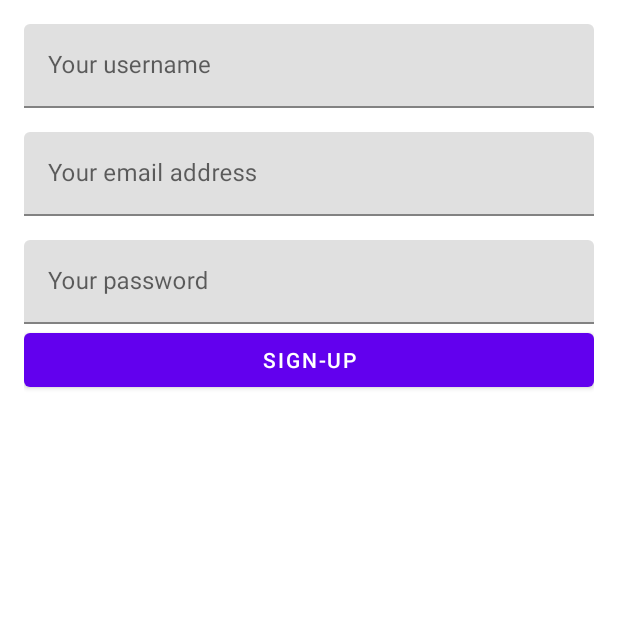
After one commit to jakobve/Cards, an Android app: the SignUpFragment screen opened through its navigation route, on a phone screen of 412 x 824 dp, the top half of it. The commit adds this screen. Run offline under Robolectric (Android 15) with nearby library versions, the phone set to English and light mode, and no system bars; our stand-ins replace Firebase (no records; nobody signed in at launch, a user with empty details on screens opened directly), Timber, data binding, navigation-ui; 1 statement that could not run was skipped.

Commit message:
ADD: Sign-up Fragment, Sign-up ViewModel, Fragment Sign-up and edit navigation

```diff
--- a/app/build.gradle
+++ b/app/build.gradle
@@ -73,4 +73,7 @@ dependencies {
     implementation platform('com.google.firebase:firebase-bom:29.0.3')
     implementation 'com.google.firebase:firebase-analytics-ktx'
     implementation 'com.google.firebase:firebase-database:20.1.0'
+
+    implementation platform('com.google.firebase:firebase-bom:31.5.0')
+    implementation 'com.google.firebase:firebase-auth-ktx'
 }
--- /dev/null
+++ b/app/src/main/java/es/uam/eps/dadm/cards/SignUpFragment.kt
@@ -0,0 +1,69 @@
+package es.uam.eps.dadm.cards
+
+import android.os.Bundle
+import android.view.LayoutInflater
+import android.view.View
+import android.view.ViewGroup
+import android.widget.Toast
+import androidx.fragment.app.Fragment
+import androidx.lifecycle.Observer
+import androidx.lifecycle.ViewModelProvider
+import androidx.navigation.findNavController
+import es.uam.eps.dadm.cards.databinding.FragmentSignUpBinding
+
+class SignUpFragment : Fragment() {
+
+    private lateinit var binding: FragmentSignUpBinding
+    private val viewModel: SignUpViewModel by lazy {
+        ViewModelProvider(this)[SignUpViewModel::class.java]
+    }
+
+    override fun onCreateView(
+        inflater: LayoutInflater,
+        container: ViewGroup?,
+        savedInstanceState: Bundle?
+    ): View {
+        // Inflate the layout for this fragment
+        binding = FragmentSignUpBinding.inflate(
+            inflater,
+            container,
+            false)
+
+        return binding.root
+    }
+
+    override fun onViewCreated(view: View, savedInstanceState: Bundle?) {
+        super.onViewCreated(view, savedInstanceState)
+
+        binding.signupButton.setOnClickListener {
+            val email = binding.emailEditText.text.toString().trim()
+            val password = binding.passwordEditText.text.toString().trim()
+            val username = binding.usernameEditText.text.toString().trim()
+
+            if (email.isNotEmpty() && password.isNotEmpty() && username.isNotEmpty()) {
+                viewModel.signUp(email, password, username)
+            } else {
+                Toast.makeText(requireContext(), "Please fill all the fields", Toast.LENGTH_SHORT).show()
+            }
+        }
+
+        viewModel.authenticationState.observe(viewLifecycleOwner, Observer { authenticationState ->
+            when (authenticationState) {
+                SignUpViewModel.AuthenticationState.AUTHENTICATED -> {
+                    view.findNavController().navigate(
+                        SignUpFragmentDirections.actionSignUpFragmentToDeckListFragment()
+                    )
+                }
+
+                SignUpViewModel.AuthenticationState.INVALID_AUTHENTICATION -> {
+                    Toast.makeText(
+                        requireContext(),
+                        "Invalid credentials",
+                        Toast.LENGTH_SHORT
+                    ).show()
+                }
+            }
+        })
+    }
+
+}
--- a/app/src/main/java/es/uam/eps/dadm/cards/TitleFragment.kt
+++ b/app/src/main/java/es/uam/eps/dadm/cards/TitleFragment.kt
@@ -32,7 +32,7 @@ class TitleFragment : Fragment() {
 
         binding.titleFragmentRelativeLayout.setOnClickListener { view ->
             view.findNavController()
-                .navigate(R.id.action_titleFragment_to_deckListFragment)
+                .navigate(R.id.action_titleFragment_to_signUpFragment)
         }
 
         return binding.root
--- /dev/null
+++ b/app/src/main/res/layout/fragment_sign_up.xml
@@ -0,0 +1,62 @@
+<LinearLayout
+    xmlns:android="http://schemas.android.com/apk/res/android"
+    android:layout_width="match_parent"
+    android:layout_height="match_parent"
+    android:orientation="vertical"
+    android:padding="16dp">
+
+    <com.google.android.material.textfield.TextInputLayout
+        android:id="@+id/username_input_layout"
+        android:layout_width="match_parent"
+        android:layout_height="wrap_content"
+        android:layout_marginBottom="16dp"
+        android:hint="@string/username">
+
+        <com.google.android.material.textfield.TextInputEditText
+            android:id="@+id/username_edit_text"
+            android:layout_width="match_parent"
+            android:layout_height="wrap_content"
+            android:inputType="text"
+            android:maxLines="1"/>
+
+    </com.google.android.material.textfield.TextInputLayout>
+
+    <com.google.android.material.textfield.TextInputLayout
+        android:id="@+id/email_input_layout"
+        android:layout_width="match_parent"
+        android:layout_height="wrap_content"
+        android:layout_marginBottom="16dp"
+        android:hint="@string/email_address">
+
+        <com.google.android.material.textfield.TextInputEditText
+            android:id="@+id/email_edit_text"
+            android:layout_width="match_parent"
+            android:layout_height="wrap_content"
+            android:inputType="textEmailAddress"
+            android:maxLines="1"/>
+
+    </com.google.android.material.textfield.TextInputLayout>
+
+    <com.google.android.material.textfield.TextInputLayout
+        android:id="@+id/password_input_layout"
+        android:layout_width="match_parent"
+        android:layout_height="wrap_content"
+        android:hint="@string/password"
+        android:passwordToggleEnabled="true">
+
+        <com.google.android.material.textfield.TextInputEditText
+            android:id="@+id/password_edit_text"
+            android:layout_width="match_parent"
+            android:layout_height="wrap_content"
+            android:inputType="textPassword"
+            android:maxLines="1"/>
+
+    </com.google.android.material.textfield.TextInputLayout>
+
+    <Button
+        android:id="@+id/signup_button"
+        android:layout_width="match_parent"
+        android:layout_height="wrap_content"
+        android:text="@string/signup"/>
+
+</LinearLayout>
--- a/app/src/main/res/navigation/navigation.xml
+++ b/app/src/main/res/navigation/navigation.xml
@@ -11,8 +11,8 @@
         android:label="TitleFragment"
         tools:layout="@layout/fragment_title">
         <action
-            android:id="@+id/action_titleFragment_to_deckListFragment"
-            app:destination="@id/deckListFragment" />
+            android:id="@+id/action_titleFragment_to_signUpFragment"
+            app:destination="@id/signUpFragment" />
     </fragment>
     <fragment
         android:id="@+id/studyFragment"
@@ -102,4 +102,13 @@
         android:name="es.uam.eps.dadm.cards.TutorialFragment"
         android:label="TutorialFragment"
         tools:layout="@layout/fragment_tutorial"/>
+    <fragment
+        android:id="@+id/signUpFragment"
+        android:name="es.uam.eps.dadm.cards.SignUpFragment"
+        android:label="SignUpFragment"
+        tools:layout="@layout/fragment_sign_up">
+        <action
+            android:id="@+id/action_signUpFragment_to_deckListFragment"
+            app:destination="@id/deckListFragment" />
+    </fragment>
 </navigation>
--- a/app/src/main/res/values/strings.xml
+++ b/app/src/main/res/values/strings.xml
@@ -166,4 +166,8 @@
     <string name="invalid_username">Not a valid username</string>
     <string name="invalid_password">Password must be >5 characters</string>
     <string name="login_failed">"Login failed"</string>
+    <string name="username">Your username</string>
+    <string name="email_address">Your email address</string>
+    <string name="password">Your password</string>
+    <string name="signup">Sign-up</string>
 </resources>
```
Also changed, not shown: app/src/main/java/es/uam/eps/dadm/cards/SignUpViewModel.kt (added, +43 -0 lines), app/src/main/java/es/uam/eps/dadm/cards/data/LoginDataSource.kt (deleted, +0 -24 lines), app/src/main/java/es/uam/eps/dadm/cards/data/LoginRepository.kt (deleted, +0 -46 lines), app/src/main/java/es/uam/eps/dadm/cards/data/Result.kt (deleted, +0 -18 lines), app/src/main/java/es/uam/eps/dadm/cards/data/model/LoggedInUser.kt (deleted, +0 -9 lines), app/src/main/java/es/uam/eps/dadm/cards/ui/login/LoggedInUserView.kt (deleted, +0 -9 lines), app/src/main/java/es/uam/eps/dadm/cards/ui/login/LoginFormState.kt (deleted, +0 -10 lines), app/src/main/java/es/uam/eps/dadm/cards/ui/login/LoginFragment.kt (deleted, +0 -131 lines), app/src/main/java/es/uam/eps/dadm/cards/ui/login/LoginResult.kt (deleted, +0 -9 lines), app/src/main/java/es/uam/eps/dadm/cards/ui/login/LoginViewModel.kt (deleted, +0 -55 lines), app/src/main/java/es/uam/eps/dadm/cards/ui/login/LoginViewModelFactory.kt (deleted, +0 -25 lines), app/src/main/res/layout/fragment_login.xml (deleted, +0 -78 lines), 1 other file.
